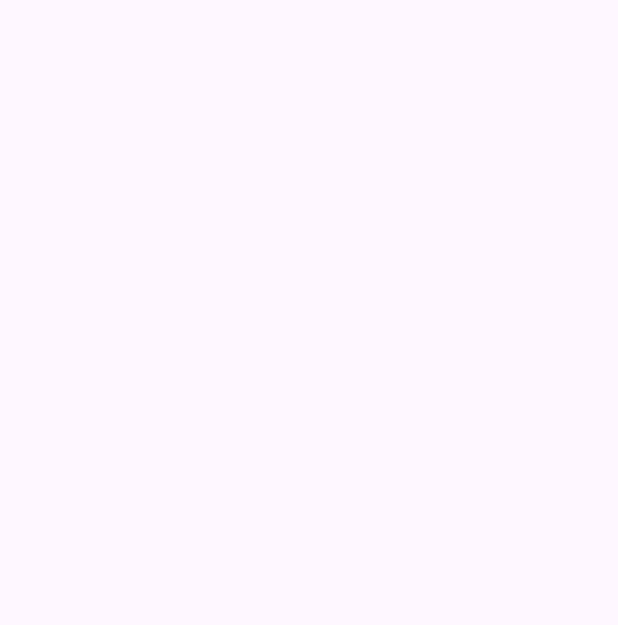
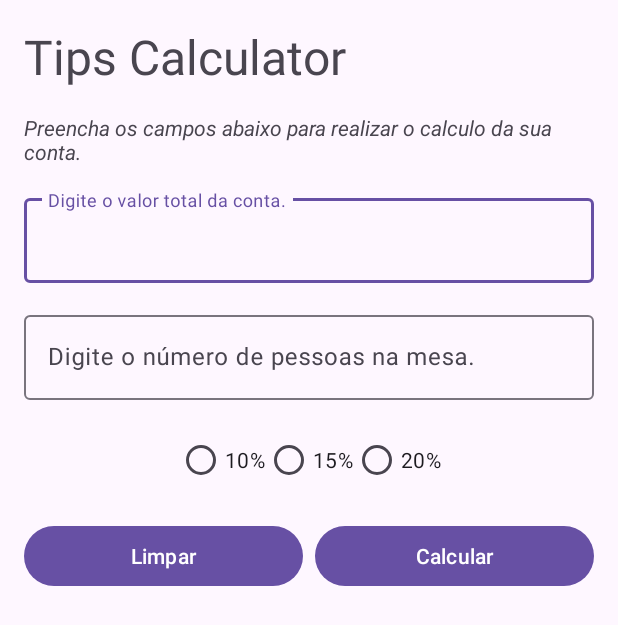
Before and after one commit to xCarolineBraga/AppGorjeta, an Android app: the screen it shows after launch (MainActivity), on a phone screen of 412 x 824 dp. Before the commit the part shown is empty. Shown: the top 625 px of the screen. Run offline under Robolectric (Android 15) with nearby library versions, the phone set to English and light mode, and no system bars.

Commit message:
- recuperação de campos do xml - implementação da acão do botao

```diff
--- a/app/build.gradle.kts
+++ b/app/build.gradle.kts
@@ -5,7 +5,7 @@ plugins {
 
 android {
     namespace = "com.example.appgorjetai"
-    compileSdk = 34
+    compileSdk = 35
 
     defaultConfig {
         applicationId = "com.example.appgorjetai"
--- a/app/src/main/java/com/example/appgorjetai/MainActivity.kt
+++ b/app/src/main/java/com/example/appgorjetai/MainActivity.kt
@@ -1,13 +1,41 @@
 package com.example.appgorjetai
 
 import android.os.Bundle
+import android.widget.Button
 import androidx.activity.enableEdgeToEdge
 import androidx.appcompat.app.AppCompatActivity
 import androidx.core.view.ViewCompat
 import androidx.core.view.WindowInsetsCompat
+import com.google.android.material.textfield.TextInputEditText
 
 class MainActivity : AppCompatActivity() {
     override fun onCreate(savedInstanceState: Bundle?) {
         super.onCreate(savedInstanceState)
+        setContentView(R.layout.activity_main)
+
+        // Valor total conta
+        // número de pessoas
+        // porcentagem gorjeta
+        // 10% , 15% ou 20%
+        // Botão p Calcular
+        // Limpar
+
+        // Recuperar as views do layout
+         // FindViewById
+        //ViewBinding
+
+        val edtTotal = findViewById<TextInputEditText>(R.id.tie_total)
+        val edtNumPeople = findViewById<TextInputEditText>(R.id.tie_num_people)
+        val btnClean = findViewById<Button>(R.id.btn_clean)
+        val btnDone = findViewById<Button>(R.id.btn_done)
+
+        btnClean.setOnClickListener {
+            println("ação 1" + edtTotal.text)
+            println("ação 2" + edtNumPeople.text)
+
+        }
+        btnDone.setOnClickListener {  }
+
+
     }
 }
--- a/app/src/main/res/layout/activity_main.xml
+++ b/app/src/main/res/layout/activity_main.xml
@@ -36,6 +36,7 @@
         app:layout_constraintTop_toBottomOf="@+id/tv_subtitle">
 
         <com.google.android.material.textfield.TextInputEditText
+            android:id="@+id/tie_total"
             android:layout_width="match_parent"
             android:layout_height="match_parent"
             android:hint="Digite o valor total da conta."
@@ -53,6 +54,7 @@
         app:layout_constraintTop_toBottomOf="@+id/til_total">
 
         <com.google.android.material.textfield.TextInputEditText
+            android:id="@+id/tie_num_people"
             android:layout_width="match_parent"
             android:layout_height="match_parent"
             android:hint="Digite o número de pessoas na mesa."
```
